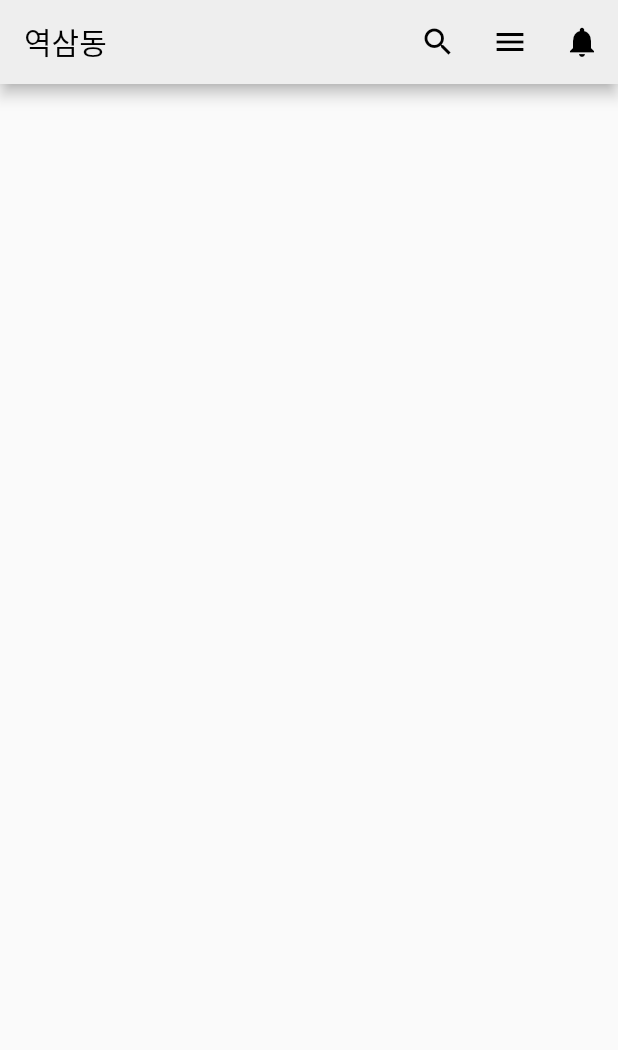
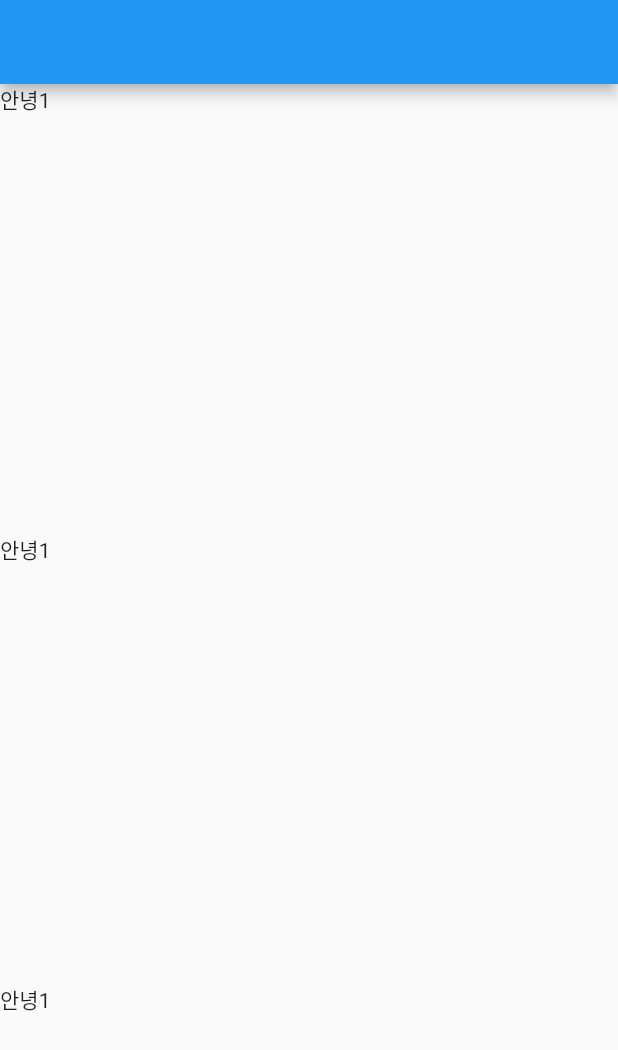
Before and after one commit to cjfal2/FRONT, a Flutter app: the screen it shows after launch, on a phone screen of 412 x 824 dp. Shown: the top 1050 px of the screen. Run offline on Flutter 3.47's test engine with Material 2 defaults, Android fonts, the phone set to English and light mode, and no system bars.

Commit message:
0308 집커밋

```diff
--- a/flutter_application_1/lib/main.dart
+++ b/flutter_application_1/lib/main.dart
@@ -1,3 +1,5 @@
+// ignore_for_file: avoid_unnecessary_containers
+
 import 'package:flutter/material.dart';
 
 void main() {
@@ -10,49 +12,113 @@ class MyApp extends StatelessWidget {
   @override
   Widget build(BuildContext context) {
     return MaterialApp(
-        // 여기다 코드짜기
-        // home: Image.asset('dotori.jpg')
-        // home: Center(
-        //   child: Container(width: 50, height: 50, color: Colors.blue,)
-        // )
         home: Scaffold(
-      appBar: AppBar(
-        title:
-            Text("역삼동", style: TextStyle(color: Color.fromARGB(255, 0, 0, 0))),
-        actions: [
-          IconButton(
-            onPressed: () {},
-            icon: Icon(Icons.search, color: Color.fromARGB(255, 0, 0, 0)),
-          ),
-          IconButton(
-            onPressed: () {},
-            icon: Icon(Icons.menu, color: Color.fromARGB(255, 0, 0, 0)),
-          ),
-          IconButton(
-            onPressed: () {},
-            icon:
-                Icon(Icons.notifications, color: Color.fromARGB(255, 0, 0, 0)),
-          ),
-        ],
-        backgroundColor: Color.fromARGB(255, 238, 238, 238),
-      ),
-      body: Row(
-        children: [
-          Flexible(
-              flex: 3,
-              child: Container(
-                color: Color.fromRGBO(255, 61, 61, 0),
-              )),
-          Flexible(
-              flex: 7,
-              child: Container(
-                color: Color.fromRGBO(42, 223, 255, 0),
-              )),
-        ],
-      ),
-    ));
+            appBar: AppBar(),
+            body: ListView(
+              // controller: ScrollController(), // 스크롤 위치 감시
+              children: [
+                CostumWidget(),
+                CostumWidget(),
+                CostumWidget(),
+                CostumWidget(),
+                CostumWidget(),
+                CostumWidget(),
+                CostumWidget(),
+              ],
+            )));
   }
 }
+
+// 커스텀 위젯
+class CostumWidget extends StatelessWidget {
+  const CostumWidget({super.key});
+
+  @override
+  Widget build(BuildContext context) {
+    return SizedBox(
+      height: 300,
+      child: Text('안녕1'),
+    );
+  }
+}
+
+// 또 다른 커스텀
+var a = SizedBox(
+  child: Text("안녕2"),
+);
+
+
+
+
+
+
+
+
+// class MyApp extends StatelessWidget {
+//   const MyApp({super.key});
+
+//   @override
+//   Widget build(BuildContext context) {
+//     return MaterialApp(
+//         home: Scaffold(
+//       appBar: AppBar(
+//         title:
+//             Text("역삼동", style: TextStyle(color: Color.fromARGB(255, 0, 0, 0))),
+//         actions: [
+//           IconButton(
+//             onPressed: () {},
+//             icon: Icon(Icons.search, color: Color.fromARGB(255, 0, 0, 0)),
+//           ),
+//           IconButton(
+//             onPressed: () {},
+//             icon: Icon(Icons.menu, color: Color.fromARGB(255, 0, 0, 0)),
+//           ),
+//           IconButton(
+//             onPressed: () {},
+//             icon:
+//                 Icon(Icons.notifications, color: Color.fromARGB(255, 0, 0, 0)),
+//           ),
+//         ],
+//         backgroundColor: Color.fromARGB(255, 238, 238, 238),
+//       ),
+//       body: Container(
+//         height: 150,
+//         padding: EdgeInsets.all(10),
+//         child: Row(
+//           children: [
+//             Image.asset("dotori.jpg", width: 130, height: 130,),
+//             SizedBox(
+//               width: 300,
+//               child: Column(
+//                 crossAxisAlignment: CrossAxisAlignment.start,
+//                 children: [
+//                   Text("도토리팝니다"),
+//                   Text("수원어딘가"),
+//                   Text("10억원"),
+//                   Row(
+//                     mainAxisAlignment: MainAxisAlignment.end,
+//                     children: [
+//                       Icon(Icons.favorite),
+//                       Text("4")
+//                     ],)
+//                 ],
+//               ),
+//             )
+//           ],
+//         ),
+
+//       )
+//     ));
+//   }
+// }
+
+
+
+
+
+
+
+
       // body: Align(
       //   alignment: Alignment.topCenter,
       //   child: Container(
@@ -69,6 +135,12 @@ class MyApp extends StatelessWidget {
       //       ),
       //       child: Text("패딩 테스트")),
       // ),
+
+
+
+
+
+
 
         // home: Scaffold(
         //     appBar: AppBar(
```
